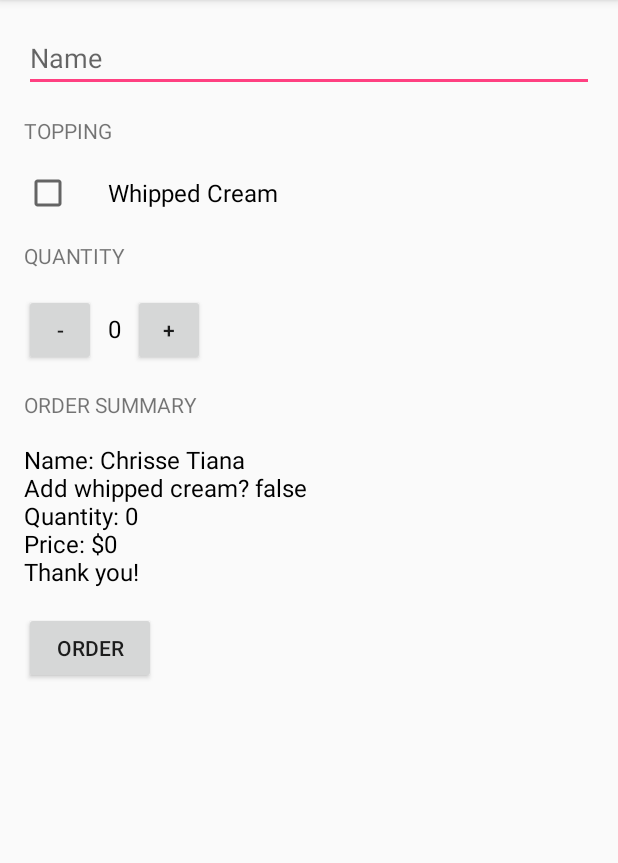
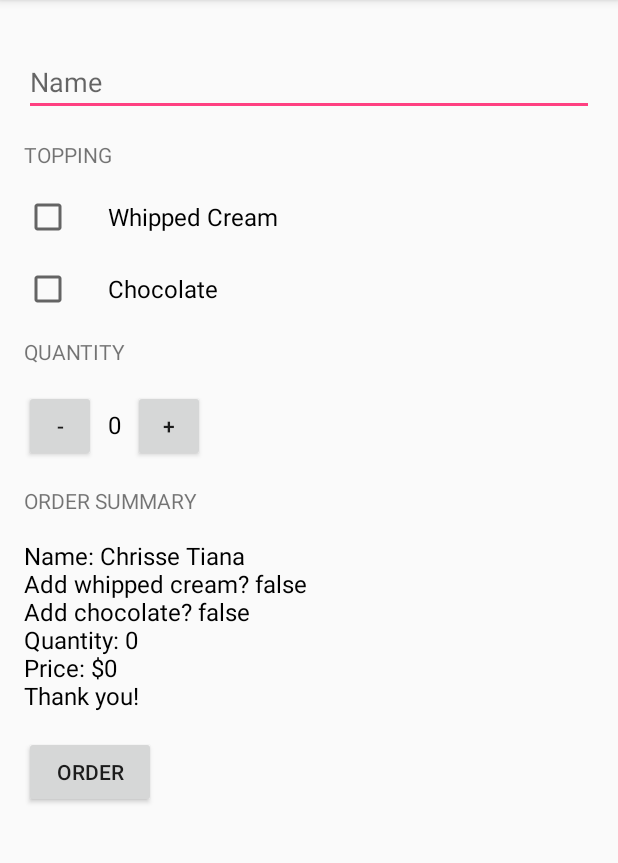
Before and after one commit to Chrissetiana/JustJava, an Android app: the screen it shows after launch (MainActivity), after a tap on "ORDER", on a phone screen of 412 x 824 dp, the part 84-947 px from its top. Run offline under Robolectric (Android 15) with nearby library versions, the phone set to English and light mode, and no system bars.

Commit message:
Added chocolate method'

```diff
--- a/app/src/main/java/com/example/android/justjava/MainActivity.java
+++ b/app/src/main/java/com/example/android/justjava/MainActivity.java
@@ -5,6 +5,7 @@ import android.support.v7.app.AppCompatActivity;
 import android.util.Log;
 import android.view.View;
 import android.widget.CheckBox;
+import android.widget.EditText;
 import android.widget.TextView;
 
 /**
@@ -41,11 +42,18 @@ public class MainActivity extends AppCompatActivity {
      */
     public void submitOrder(View view)
     {
+        EditText name = (EditText) findViewById(R.id.name_field);
+
+        // Figure out if the user wants whipped cream topping
         CheckBox whippedCreamCheckbox = (CheckBox) findViewById(R.id.whipped_cream_checkbox);
         boolean hasWhippedCream = whippedCreamCheckbox.isChecked();
 
+        // Figure out if the user wants chocolate topping
+        CheckBox chocolateCheckbox = (CheckBox) findViewById(R.id.whipped_cream_checkbox);
+        boolean hasChocolate = chocolateCheckbox.isChecked();
+
         int price = calculatePrice();
-        String priceMessage = (createOrderSummary(price, hasWhippedCream));
+        String priceMessage = (createOrderSummary(price, hasWhippedCream, hasChocolate));
         displayMessage(priceMessage);
     }
 
@@ -60,9 +68,10 @@ public class MainActivity extends AppCompatActivity {
     /**
      * This method displays the order summary
      */
-    private String createOrderSummary(int price, boolean addWhippedCream) {
+    private String createOrderSummary(int price, boolean addWhippedCream, boolean addChocolate) {
         String priceMessage = "Name: Chrisse Tiana" +
                 "\nAdd whipped cream? " + addWhippedCream +
+                "\nAdd chocolate? " + addChocolate +
                 "\nQuantity: " + quantity +
                 "\nPrice: $" + price +
                 "\nThank you!";
--- a/app/src/main/res/layout/activity_main.xml
+++ b/app/src/main/res/layout/activity_main.xml
@@ -17,9 +17,10 @@
             android:id="@+id/name_field"
             android:layout_width="match_parent"
             android:layout_height="wrap_content"
+            android:layout_marginTop="16dp"
             android:layout_marginBottom="16dp"
             android:hint="Name"
-            android:inputType="text" />
+            android:inputType="textCapWords" />
 
         <TextView
             android:layout_width="wrap_content"
@@ -35,6 +36,15 @@
             android:layout_marginBottom="16dp"
             android:paddingLeft="24dp"
             android:text="Whipped Cream"
+            android:textSize="16sp" />
+
+        <CheckBox
+            android:id="@+id/chocolate_checkbox"
+            android:layout_width="wrap_content"
+            android:layout_height="wrap_content"
+            android:layout_marginBottom="16dp"
+            android:paddingLeft="24dp"
+            android:text="Chocolate"
             android:textSize="16sp" />
 
         <TextView
```
